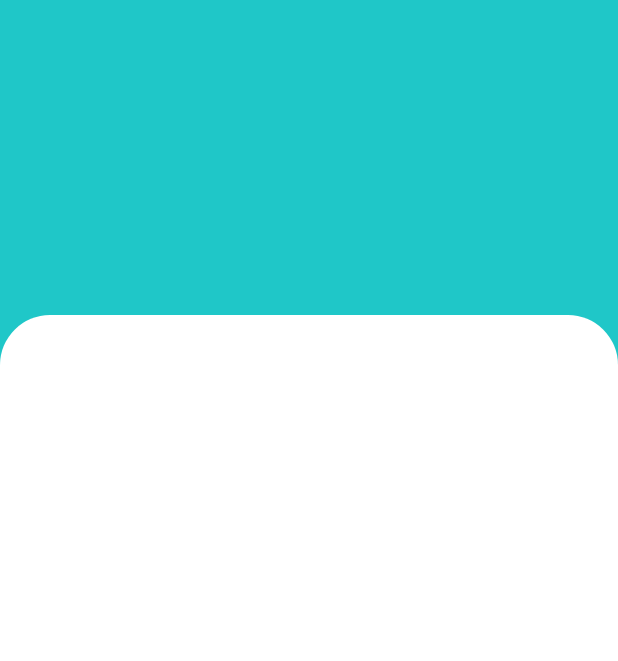
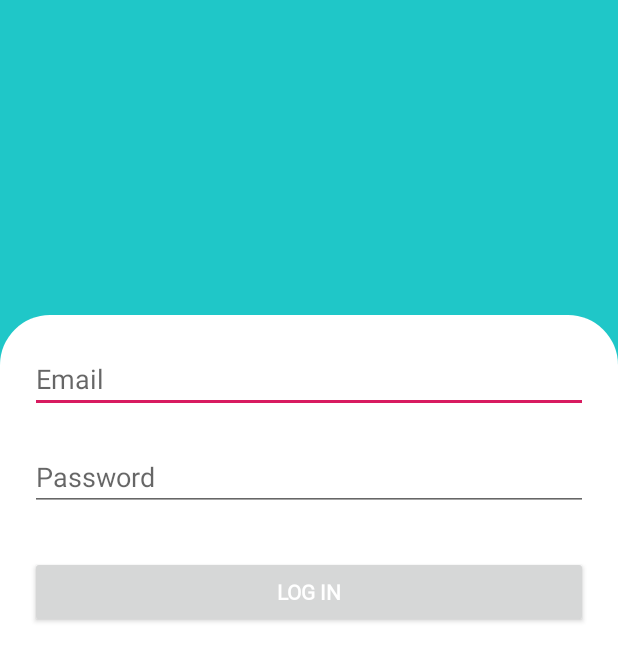
Before and after one commit to eirondiaz/proyectoFinal, an Android app: the PacienteLogin screen opened directly, with no data from a screen before it, on a phone screen of 412 x 824 dp. Shown: the top 661 px of the screen. Run offline under Robolectric (Android 15) with nearby library versions, the phone set to English and light mode, and no system bars.

Commit message:
diseñando

```diff
--- a/app/src/main/res/layout/activity_medico_login.xml
+++ b/app/src/main/res/layout/activity_medico_login.xml
@@ -26,6 +26,7 @@
             android:layout_height="match_parent"
             android:orientation="vertical"
             android:gravity="center_horizontal"
+            android:padding="20dp"
             android:layout_below="@id/topLy"
             android:background="@drawable/bg_lybottonlogin">
 
--- a/app/src/main/res/layout/activity_paciente_login.xml
+++ b/app/src/main/res/layout/activity_paciente_login.xml
@@ -26,11 +26,38 @@
             android:layout_height="match_parent"
             android:orientation="vertical"
             android:gravity="center_horizontal"
+            android:padding="20dp"
             android:layout_below="@id/topLy"
             android:background="@drawable/bg_lybottonlogin">
 
 
+            <EditText
+                android:id="@+id/editText"
+                android:layout_width="match_parent"
+                android:layout_height="wrap_content"
+                android:ems="10"
+                android:inputType="textPersonName"
+                android:hint="Email"
+                android:textColor="@color/colorPrimary"/>
 
+            <EditText
+                android:id="@+id/editText2"
+                android:layout_width="match_parent"
+                android:layout_height="wrap_content"
+                android:ems="10"
+                android:inputType="textPassword"
+                android:hint="Password"
+                android:textColor="@color/colorPrimary2"
+                android:layout_marginTop="20dp"/>
+
+            <Button
+                android:layout_width="match_parent"
+                android:layout_height="wrap_content"
+                android:text="Log In"
+                android:fontFamily="@font/roboto"
+                android:textStyle="bold"
+                android:textColor="#fff"
+                android:layout_marginTop="30dp"/>
         </LinearLayout>
 
 
```
